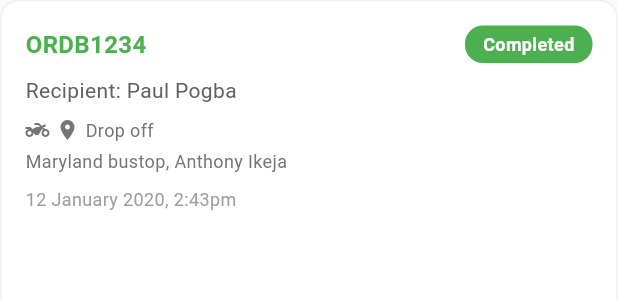
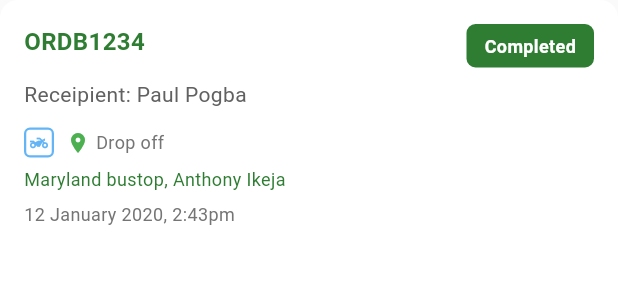
Before and after one commit to AbdulsemedM/HudHud-Delivery, a Flutter app: the HistoryItem widget shown alone on an empty page, opened directly, on a phone screen of 412 x 824 dp. Shown: the top 300 px of the screen. Run offline on Flutter 3.47's test engine with Material 3 defaults, Android fonts, the light colour scheme and no system bars; our stand-ins replace bloc, country_picker, device_info_plus, dio, equatable, flutter_bloc and 9 more; accounts and stored records are empty.

Commit message:
refactor(home): update styling and layout for home screen and history items
- Change button text color to use primary color from AppColors for consistency.
- Adjust styling of HistoryItem component, including color updates for order ID and status badge.
- Improve layout spacing and alignment for better visual presentation.
- Correct spelling of 'Recipient' in the HistoryItem component.

```diff
--- a/lib/features/home/presentation/screen/home_screen.dart
+++ b/lib/features/home/presentation/screen/home_screen.dart
@@ -210,10 +210,10 @@
                     onPressed: () {
                       // Handle view all
                     },
-                    child: const Text(
+                    child: Text(
                       'View all',
                       style: TextStyle(
-                        color: Colors.orange,
+                        color: AppColors.primaryColor,
                         fontSize: 14,
                       ),
                     ),
--- a/lib/features/home/presentation/widgets/home_widget.dart
+++ b/lib/features/home/presentation/widgets/home_widget.dart
@@ -392,27 +392,29 @@
       decoration: BoxDecoration(
         color: Colors.white,
         borderRadius: BorderRadius.circular(12),
-        border: Border.all(color: Colors.grey[200]!),
       ),
       child: Column(
         crossAxisAlignment: CrossAxisAlignment.start,
         children: [
           Row(
             mainAxisAlignment: MainAxisAlignment.spaceBetween,
+            crossAxisAlignment: CrossAxisAlignment.start,
             children: [
+              // Order ID in dark green
               Text(
                 orderId,
                 style: const TextStyle(
                   fontSize: 16,
                   fontWeight: FontWeight.bold,
-                  color: Color(0xFF4CAF50),
+                  color: Color(0xFF2E7D32), // Dark green
                 ),
               ),
+              // Status badge in dark green
               Container(
-                padding: const EdgeInsets.symmetric(horizontal: 12, vertical: 4),
+                padding: const EdgeInsets.symmetric(horizontal: 12, vertical: 6),
                 decoration: BoxDecoration(
-                  color: const Color(0xFF4CAF50),
-                  borderRadius: BorderRadius.circular(12),
+                  color: const Color(0xFF2E7D32), // Dark green
+                  borderRadius: BorderRadius.circular(6),
                 ),
                 child: Text(
                   status,
@@ -426,19 +428,43 @@
             ],
           ),
           const SizedBox(height: 8),
+          // Recipient text in grey
           Text(
-            'Recipient: $recipient',
+            'Receipient: $recipient',
             style: TextStyle(
               fontSize: 14,
               color: Colors.grey[700],
             ),
           ),
-          const SizedBox(height: 8),
+          const SizedBox(height: 12),
+          // Motorcycle icon and location with "Drop off"
           Row(
             children: [
-              Icon(Icons.two_wheeler, size: 16, color: Colors.grey[600]),
-              const SizedBox(width: 4),
-              Icon(Icons.location_on, size: 16, color: Colors.grey[600]),
+              // Motorcycle icon (light blue outline)
+              Container(
+                width: 20,
+                height: 20,
+                decoration: BoxDecoration(
+                  color: Colors.white,
+                  border: Border.all(
+                    color: const Color(0xFF64B5F6), // Light blue
+                    width: 1.5,
+                  ),
+                  borderRadius: BorderRadius.circular(4),
+                ),
+                child: Icon(
+                  Icons.two_wheeler,
+                  size: 12,
+                  color: const Color(0xFF64B5F6), // Light blue
+                ),
+              ),
+              const SizedBox(width: 8),
+              // Location pin icon in green
+              Icon(
+                Icons.location_on,
+                size: 16,
+                color: const Color(0xFF4CAF50), // Green
+              ),
               const SizedBox(width: 4),
               Text(
                 'Drop off',
@@ -449,20 +475,22 @@
               ),
             ],
           ),
-          const SizedBox(height: 4),
+          const SizedBox(height: 6),
+          // Location in dark green
           Text(
             location,
-            style: TextStyle(
+            style: const TextStyle(
               fontSize: 12,
-              color: Colors.grey[600],
+              color: Color(0xFF2E7D32), // Dark green
             ),
           ),
-          const SizedBox(height: 8),
+          const SizedBox(height: 6),
+          // Date and time in grey
           Text(
             dateTime,
             style: TextStyle(
               fontSize: 12,
-              color: Colors.grey[500],
+              color: Colors.grey[600],
             ),
           ),
         ],
--- a/lib/features/otp/presentation/screen/otp_screen.dart
+++ b/lib/features/otp/presentation/screen/otp_screen.dart
@@ -15,8 +15,8 @@
 }
 
 class _OtpScreenState extends State<OtpScreen> {
-  final GlobalKey<_OtpInputFieldsState> _otpInputKey =
-      GlobalKey<_OtpInputFieldsState>();
+  final GlobalKey<OtpInputFieldsState> _otpInputKey =
+      GlobalKey<OtpInputFieldsState>();
 
   @override
   Widget build(BuildContext context) {
--- a/lib/features/otp/presentation/widgets/otp_widget.dart
+++ b/lib/features/otp/presentation/widgets/otp_widget.dart
@@ -8,10 +8,10 @@
   const OtpInputFields({Key? key, this.onCompleted}) : super(key: key);
 
   @override
-  State<OtpInputFields> createState() => _OtpInputFieldsState();
+  State<OtpInputFields> createState() => OtpInputFieldsState();
 }
 
-class _OtpInputFieldsState extends State<OtpInputFields> {
+class OtpInputFieldsState extends State<OtpInputFields> {
   final List<TextEditingController> _controllers =
       List.generate(4, (_) => TextEditingController());
   final List<FocusNode> _focusNodes = List.generate(4, (_) => FocusNode());
@@ -266,7 +266,7 @@
 
 class OtpNumericKeyboard extends StatelessWidget {
   final Function(String)? onKeyPressed;
-  final _OtpInputFieldsState? otpInputFieldsState;
+  final OtpInputFieldsState? otpInputFieldsState;
 
   const OtpNumericKeyboard({
     Key? key,
```
